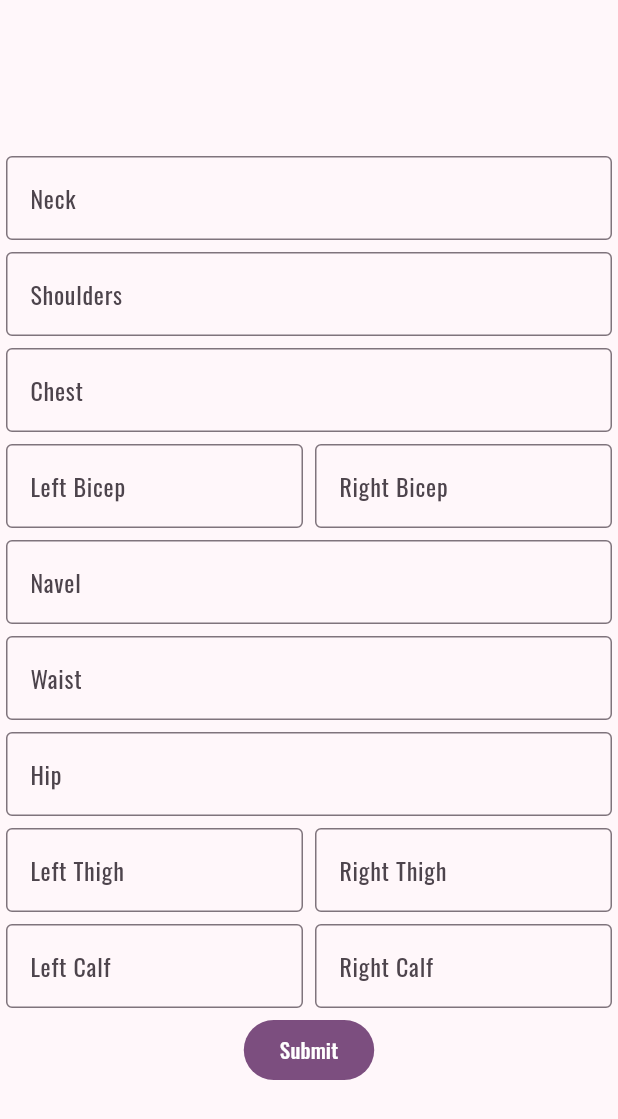
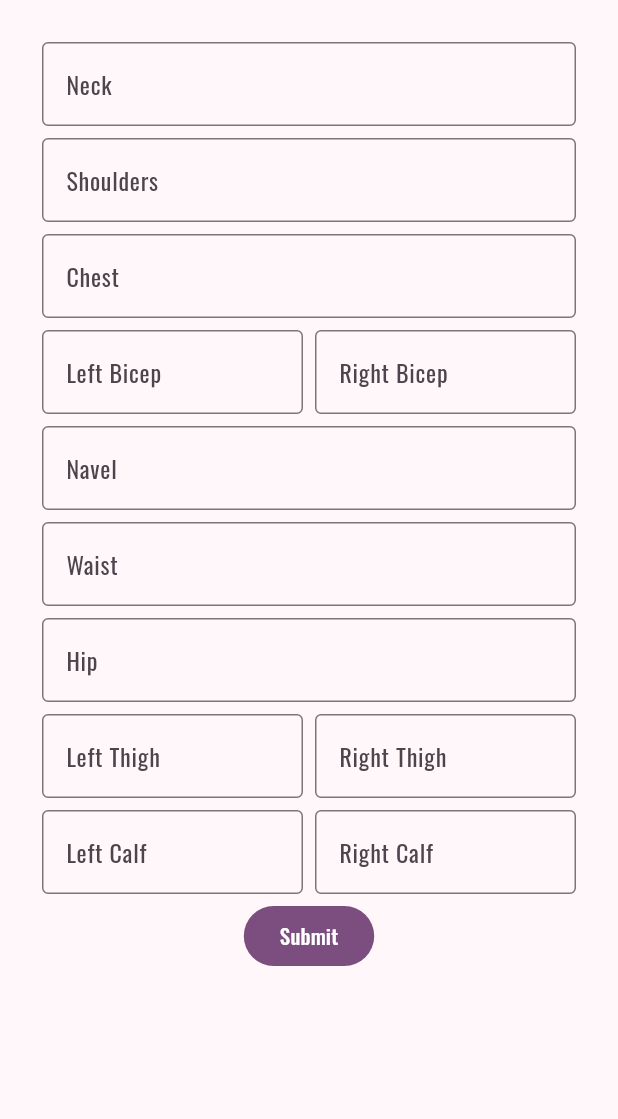
Before and after one commit to swsvindland/fitness-mobile, a Flutter app: the BodyMeasurementForm widget shown alone on an empty page, opened directly, on a phone screen of 412 x 824 dp. Shown: the top 1119 px of the screen. Run offline on Flutter 3.47's test engine with Material 3 defaults, Android fonts, the phone set to English and light mode, and no system bars; our stand-ins replace carousel_slider, cloud_firestore, community_charts_flutter, datetime_picker_formfield_new, firebase_analytics, firebase_auth and 10 more; missing offline and left inert: firebase_app_check, os_detect; accounts and stored records are empty; generated files the repository leaves out were written again.

Commit message:
move edit check in form to its own page

```diff
--- a/apps/body_track/lib/layouts/check_in.dart
+++ b/apps/body_track/lib/layouts/check_in.dart
@@ -24,11 +24,7 @@ class _CheckInState extends State<CheckIn> {
           },
         ),
       ),
-      body: const Padding(
-        padding: EdgeInsets.all(24),
-        child: SingleChildScrollView(
-            scrollDirection: Axis.vertical, child: BodyMeasurementForm()),
-      ),
+      body: const BodyMeasurementForm(),
     );
   }
 }
--- a/apps/body_track/lib/widgets/body_measurements_form.dart
+++ b/apps/body_track/lib/widgets/body_measurements_form.dart
@@ -7,7 +7,6 @@ import 'package:utils/constants.dart';
 import 'package:utils/helper.dart';
 import 'package:widgets/widgets.dart';
 import 'package:flutter_gen/gen_l10n/app_localizations.dart';
-
 
 class BodyMeasurementForm extends StatefulWidget {
   final CheckInModel? data;
@@ -103,10 +102,13 @@ class _BodyMeasurementFormState extends State<BodyMeasurementForm> {
       );
     }
 
-    return Form(
+    return SingleChildScrollView(
+      child: Padding(
+        padding: EdgeInsets.all(24),
+        child: Form(
           key: _formKey,
           child: Column(
-        mainAxisAlignment: MainAxisAlignment.center,
+            mainAxisAlignment: MainAxisAlignment.start,
             crossAxisAlignment: CrossAxisAlignment.center,
             children: [
               Input(
@@ -194,7 +196,9 @@ class _BodyMeasurementFormState extends State<BodyMeasurementForm> {
                     // If the form is valid, display a snackbar. In the real world,
                     // you'd often call a server or save the information in a database.
                     ScaffoldMessenger.of(context).showSnackBar(
-                  SnackBar(content: Text(AppLocalizations.of(context)!.processingData)),
+                      SnackBar(
+                          content: Text(
+                              AppLocalizations.of(context)!.processingData)),
                     );
                     await submit();
                     navigatorKey.currentState!.pop();
@@ -210,7 +214,9 @@ class _BodyMeasurementFormState extends State<BodyMeasurementForm> {
                           // If the form is valid, display a snackbar. In the real world,
                           // you'd often call a server or save the information in a database.
                           ScaffoldMessenger.of(context).showSnackBar(
-                        SnackBar(content: Text(AppLocalizations.of(context)!.processingData)),
+                            SnackBar(
+                                content: Text(AppLocalizations.of(context)!
+                                    .processingData)),
                           );
                           await delete();
                           navigatorKey.currentState!.pop();
@@ -221,6 +227,8 @@ class _BodyMeasurementFormState extends State<BodyMeasurementForm> {
                   : const SizedBox(),
             ],
           ),
+        ),
+      ),
     );
   }
 }
--- a/apps/body_track/lib/widgets/weight_card.dart
+++ b/apps/body_track/lib/widgets/weight_card.dart
@@ -25,10 +25,7 @@ class WeightCard extends StatelessWidget {
                 },
               ),
             ),
-            body: Align(
-              alignment: Alignment.topCenter,
-              child: WeighInForm(data: data),
-            ),
+            body: WeighInForm(data: data),
           ),
         ),
       );
```
Also changed, not shown: apps/body_track/lib/widgets/checkin_card.dart (+40 -21 lines). Lines whose indentation alone changed are shown as unchanged.
